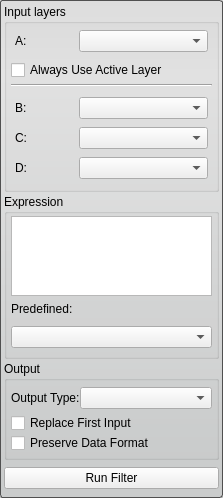
SCIInstitute/Seg3D, file src/Interface/ToolInterface/ArithmeticFilterInterface.ui: the form before one commit.
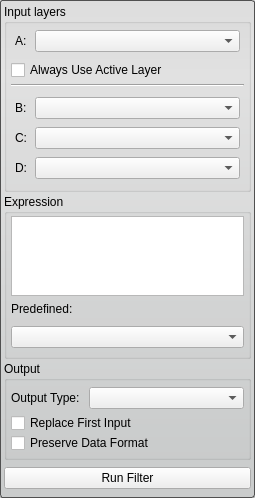
The form after the commit.

The edit to the form file:
```diff
--- a/src/Interface/ToolInterface/ArithmeticFilterInterface.ui
+++ b/src/Interface/ToolInterface/ArithmeticFilterInterface.ui
@@ -6,7 +6,7 @@
    <rect>
     <x>0</x>
     <y>0</y>
-    <width>223</width>
+    <width>255</width>
     <height>473</height>
    </rect>
   </property>
@@ -56,7 +56,7 @@
           <height>30</height>
          </size>
         </property>
-        <layout class="QHBoxLayout" name="horizontalLayout_5" stretch="1,2">
+        <layout class="QHBoxLayout" name="horizontalLayout_5" stretch="1,10">
          <property name="spacing">
           <number>0</number>
          </property>
@@ -156,7 +156,7 @@
              <height>30</height>
             </size>
            </property>
-           <layout class="QHBoxLayout" name="horizontalLayout_2" stretch="1,2">
+           <layout class="QHBoxLayout" name="horizontalLayout_2" stretch="1,10">
             <property name="spacing">
              <number>0</number>
             </property>
@@ -191,7 +191,7 @@
              <height>30</height>
             </size>
            </property>
-           <layout class="QHBoxLayout" name="horizontalLayout_4" stretch="1,2">
+           <layout class="QHBoxLayout" name="horizontalLayout_4" stretch="1,10">
             <property name="spacing">
              <number>0</number>
             </property>
@@ -226,7 +226,7 @@
              <height>30</height>
             </size>
            </property>
-           <layout class="QHBoxLayout" name="horizontalLayout_9" stretch="1,2">
+           <layout class="QHBoxLayout" name="horizontalLayout_9" stretch="1,10">
             <property name="spacing">
              <number>0</number>
             </property>
```
